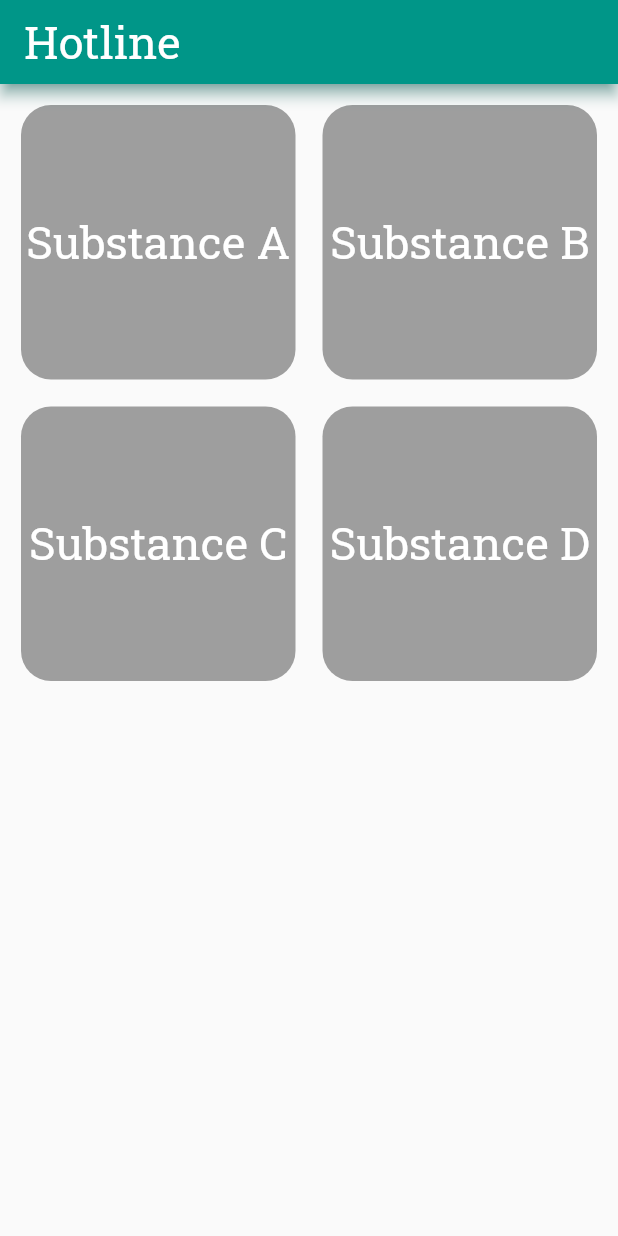
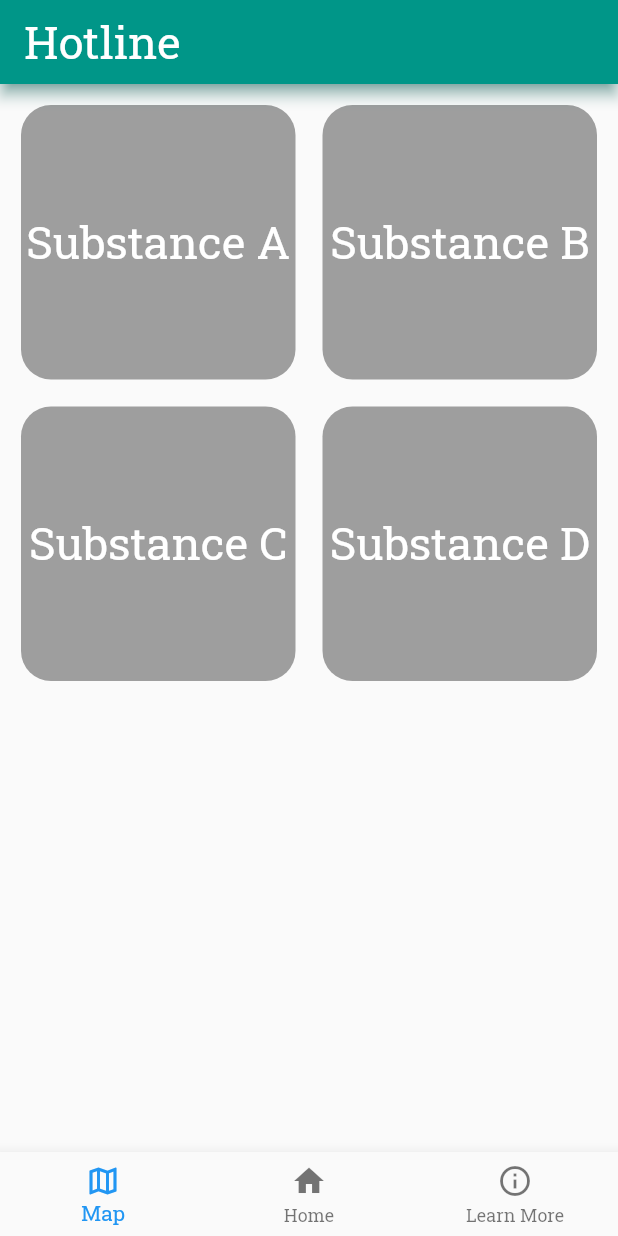
Before and after one commit to woosebastian/GDSC2023, a Flutter app: the screen it shows after launch, on a phone screen of 412 x 824 dp. Run offline on Flutter 3.47's test engine with Material 2 defaults, Android fonts, the phone set to English and light mode, and no system bars.

Commit message:
added a bottom navigation bar, included icons and labels

```diff
--- a/drug_education_app/lib/main.dart
+++ b/drug_education_app/lib/main.dart
@@ -44,6 +44,7 @@ class _MyHomePageState extends State<MyHomePage> {
         shadowColor: Colors.teal,
         toolbarOpacity: 0.5,
       ),
+
       body: Padding(
         padding: const EdgeInsets.all(10.0),
         child: GridView(
@@ -125,6 +126,22 @@ class _MyHomePageState extends State<MyHomePage> {
           ],
         ),
       ),
+      bottomNavigationBar: //tutorial linked in discord
+          //LIST OF ALL ICONS: https://api.flutter.dev/flutter/material/Icons-class.html
+          BottomNavigationBar(items: const <BottomNavigationBarItem>[
+        BottomNavigationBarItem(
+            icon: Icon(Icons.map_outlined),
+            label: 'Map',
+            backgroundColor: Colors.green),
+        BottomNavigationBarItem(
+            icon: Icon(Icons.home),
+            label: 'Home',
+            backgroundColor: Colors.green),
+        BottomNavigationBarItem(
+            icon: Icon(Icons.info_outline),
+            label: 'Learn More',
+            backgroundColor: Colors.green),
+      ]),
     );
   }
 }
```
Also changed, not shown: 1 other file.
